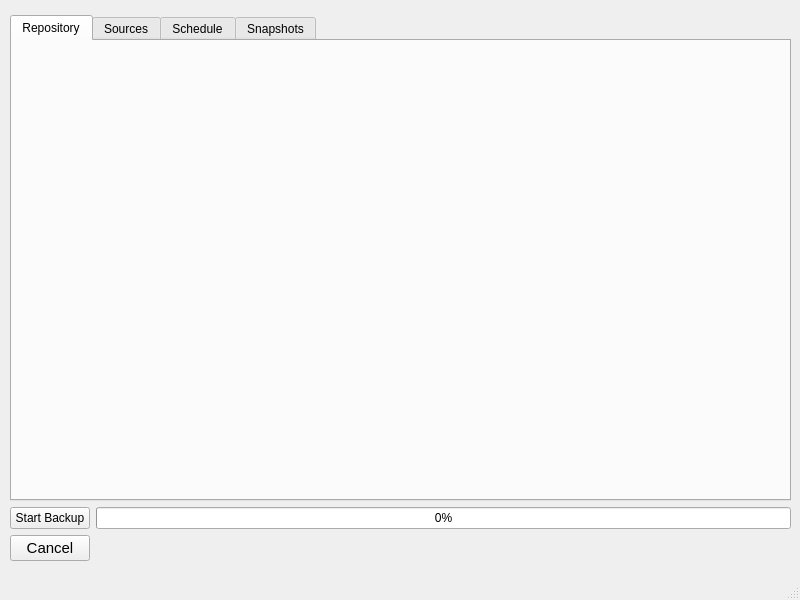
Above: src/vorta/assets/UI/mainwindow.ui from borgbase/vorta before the change. Below: the same form after it.
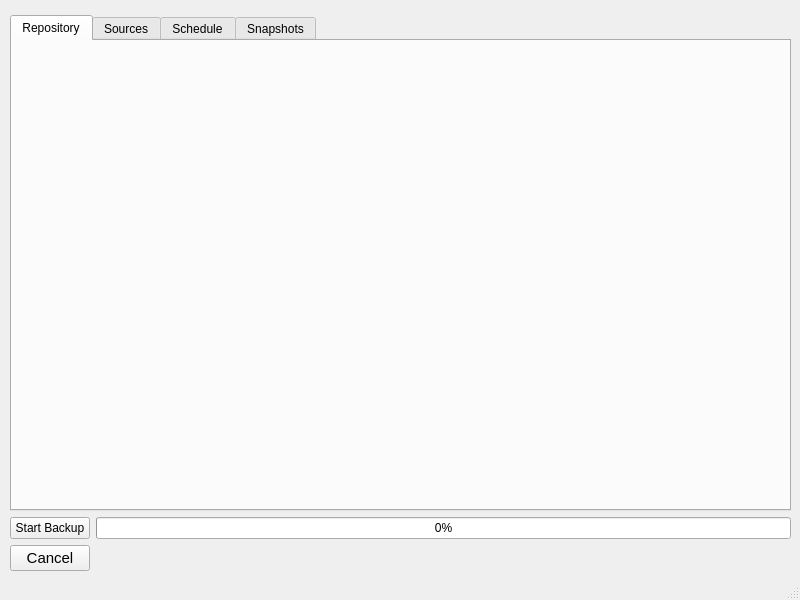
That is the form after the change.

Patch:
```diff
--- a/src/vorta/assets/UI/mainwindow.ui
+++ b/src/vorta/assets/UI/mainwindow.ui
@@ -35,7 +35,7 @@
       <x>0</x>
       <y>0</y>
       <width>801</width>
-      <height>561</height>
+      <height>571</height>
      </rect>
     </property>
     <layout class="QVBoxLayout" name="verticalLayout_2">
@@ -154,6 +154,11 @@
        </item>
        <item row="1" column="1">
         <widget class="QLabel" name="createProgressText">
+         <property name="font">
+          <font>
+           <pointsize>11</pointsize>
+          </font>
+         </property>
          <property name="text">
           <string/>
          </property>
```
